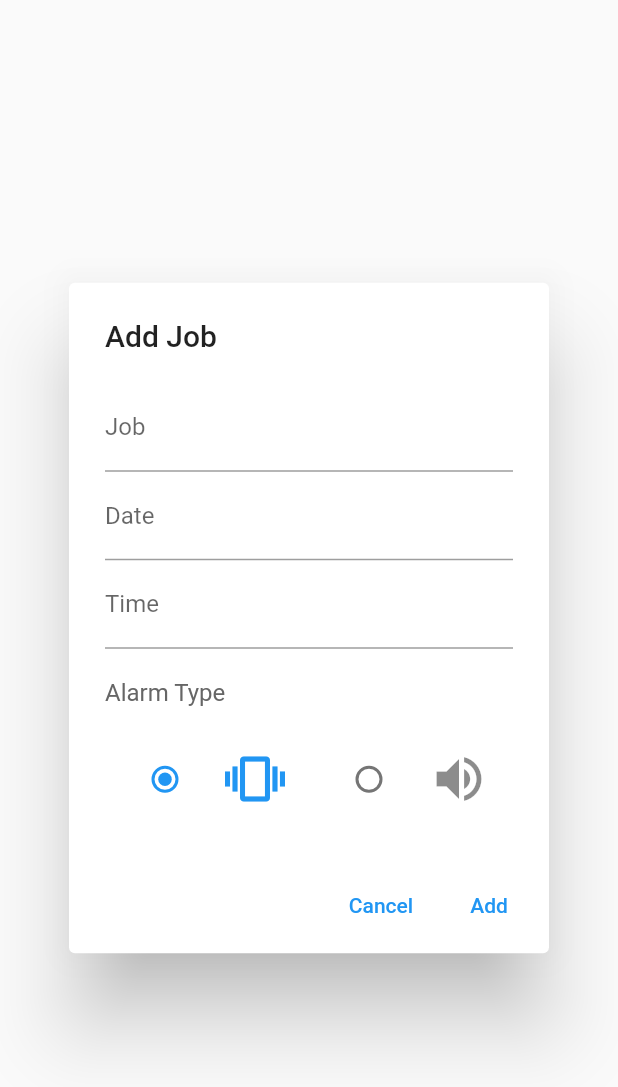
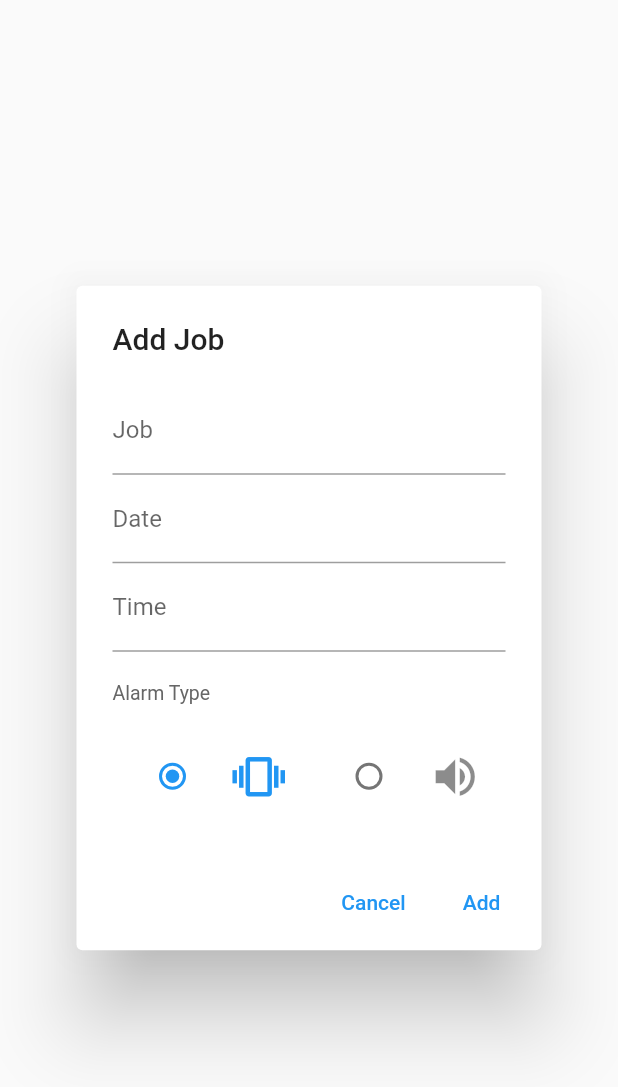
Before and after one commit to sig003/flutter_sig_schedule_test, a Flutter app: the AddJobDialog widget shown alone on an empty page, opened directly, on a phone screen of 412 x 824 dp. Shown: the top 1087 px of the screen. Run offline on Flutter 3.47's test engine with Material 2 defaults, Android fonts, the phone set to English and light mode, and no system bars; our stand-ins replace badges, shared_preferences; missing offline and left inert: alarm; accounts and stored records are empty.

Commit message:
알람타입 폰트 사이즈 수정

```diff
--- a/lib/screens/add_job_dialog.dart
+++ b/lib/screens/add_job_dialog.dart
@@ -150,9 +150,10 @@ class _AddJobDialogState extends State<AddJobDialog> {
                 crossAxisAlignment: CrossAxisAlignment.start,
                 children: <Widget>[
                   Text(
-                      'Alarm Type',
+                    'Alarm Type',
                     style: TextStyle(
-                      color: Color.fromARGB(255, 102, 102, 102), // 텍스트의 색상
+                      color: Color.fromARGB(255, 102, 102, 102),
+                      fontSize: 13.0,
                     ),
                   ),
                   SizedBox(height: 20.0),
@@ -165,7 +166,7 @@ class _AddJobDialogState extends State<AddJobDialog> {
                           child: ListTile(
                             trailing: Icon(
                                 Icons.vibration,
-                                size: 40.0,
+                                size: 35.0,
                                 color: (_selectedVivrate) ? Colors.blue : null),
                             title: null,
                             leading: Radio<AlarmType>(
@@ -185,7 +186,7 @@ class _AddJobDialogState extends State<AddJobDialog> {
                           child: ListTile(
                             trailing: Icon(
                                 Icons.volume_up,
-                                size: 40.0,
+                                size: 35.0,
                                 color: (_selectedVolumeUp) ? Colors.blue : null,
                             ),
                             title: null,
```
